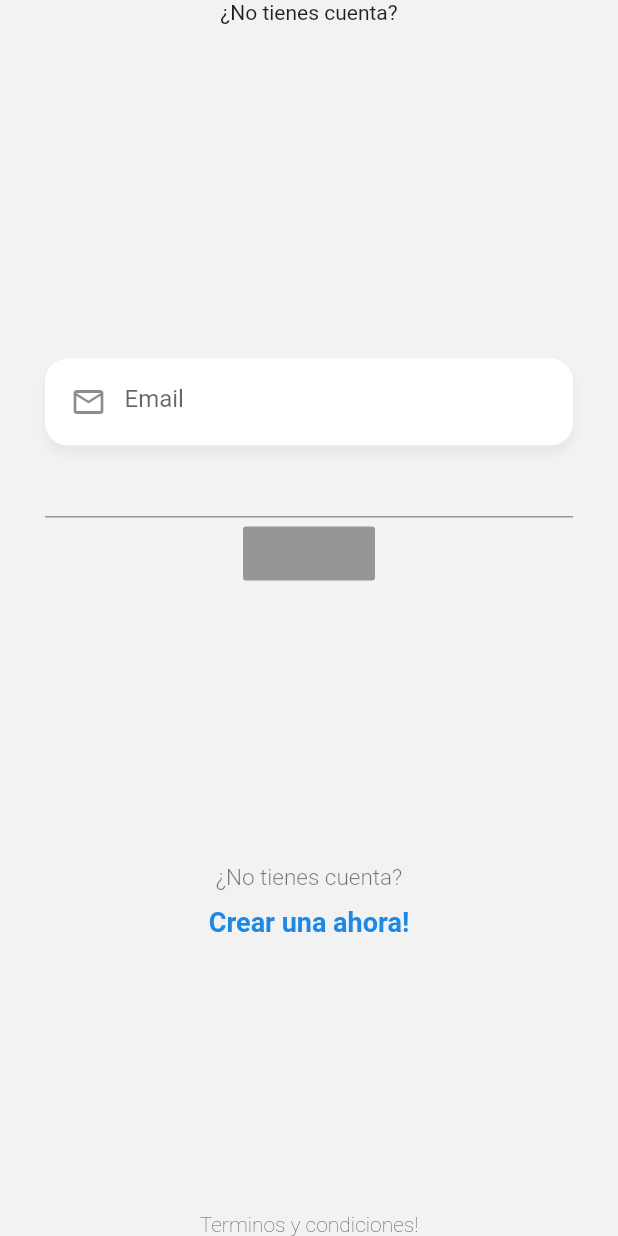
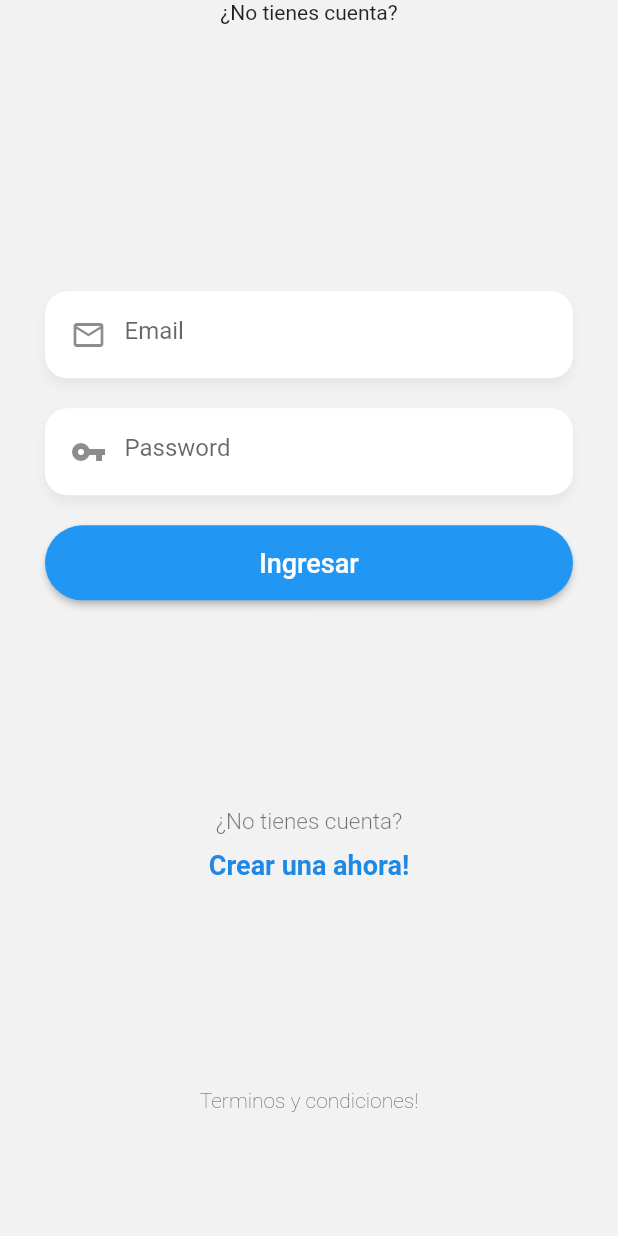
Before and after one commit to yeison34k/real_time_chat, a Flutter app: the screen it shows after launch, on a phone screen of 412 x 824 dp. Run offline on Flutter 3.47's test engine with Material 2 defaults, Android fonts, the phone set to English and light mode, and no system bars.

Commit message:
refactor code

```diff
--- a/lib/pages/login_page.dart
+++ b/lib/pages/login_page.dart
@@ -1,4 +1,8 @@
 import 'package:flutter/material.dart';
+import 'package:real_time_chat/widgets/custom_buttom.dart';
+import 'package:real_time_chat/widgets/custom_input.dart';
+import 'package:real_time_chat/widgets/labels_login.dart';
+import 'package:real_time_chat/widgets/logo_login.dart';
 
 class LoginPage extends StatelessWidget {
   @override
@@ -6,15 +10,21 @@ class LoginPage extends StatelessWidget {
     return Scaffold(
       backgroundColor: Color(0xffF2f2f2),
       body: SafeArea(
+        child: SingleChildScrollView(
+          physics: BouncingScrollPhysics(),
+          child: Container(
+            height: MediaQuery.of(context).size.height * 0.9,
             child: Column(
               mainAxisAlignment: MainAxisAlignment.spaceBetween,
               children: <Widget>[
-            _Logo(),
+                Logo(),
                 Form(),
-            _Labels(),
+                Labels(),
                 Text("Terminos y condiciones!",
                     style: TextStyle(fontWeight: FontWeight.w200))
               ],
+            ),
+          ),
         ),
       ),
     );
@@ -27,6 +37,9 @@ class Form extends StatefulWidget {
 }
 
 class _FormState extends State<Form> {
+  final emailController = TextEditingController();
+  final passwordController = TextEditingController();
+
   @override
   Widget build(BuildContext context) {
     return Container(
@@ -34,68 +47,23 @@ class _FormState extends State<Form> {
       padding: EdgeInsets.symmetric(horizontal: 30),
       child: Column(
         children: <Widget>[
-          Container(
-              padding: EdgeInsets.only(top: 5, left: 5, bottom: 5, right: 20),
-              decoration: BoxDecoration(
-                  color: Colors.white,
-                  borderRadius: BorderRadius.circular(15),
-                  boxShadow: <BoxShadow>[
-                    BoxShadow(
-                        color: Colors.black.withOpacity(0.05),
-                        offset: Offset(0, 5),
-                        blurRadius: 5)
-                  ]),
-              child: TextField(
-                autocorrect: false,
-                keyboardType: TextInputType.emailAddress,
-                decoration: InputDecoration(
-                    prefixIcon: Icon(Icons.mail_outline),
-                    focusedBorder: InputBorder.none,
-                    border: InputBorder.none,
-                    hintText: "Email"),
-              )),
-          TextField(),
-          RaisedButton(onPressed: null)
+          CustomInput(
+              icon: Icons.mail_outline,
+              placeholder: "Email",
+              textController: emailController,
+              keyBoardType: TextInputType.emailAddress),
+          CustomInput(
+              icon: Icons.vpn_key,
+              placeholder: "Password",
+              textController: passwordController,
+              isPassword: true,
+              keyBoardType: TextInputType.visiblePassword),
+          CustomButtom(
+            name: "Ingresar",
+            action: () {},
+          )
         ],
       ),
     );
   }
 }
-
-class _Logo extends StatelessWidget {
-  @override
-  Widget build(BuildContext context) {
-    return Center(
-      child: Container(
-        child: Column(
-          children: <Widget>[Text("¿No tienes cuenta?")],
-        ),
-      ),
-    );
-  }
-}
-
-class _Labels extends StatelessWidget {
-  @override
-  Widget build(BuildContext context) {
-    return Center(
-      child: Container(
-        child: Column(
-          children: <Widget>[
-            Text("¿No tienes cuenta?",
-                style: TextStyle(
-                    color: Colors.black54,
-                    fontSize: 15,
-                    fontWeight: FontWeight.w300)),
-            SizedBox(height: 10),
-            Text("Crear una ahora!",
-                style: TextStyle(
-                    color: Colors.blue[600],
-                    fontSize: 18,
-                    fontWeight: FontWeight.bold)),
-          ],
-        ),
-      ),
-    );
-  }
-}
--- /dev/null
+++ b/lib/widgets/custom_buttom.dart
@@ -0,0 +1,31 @@
+import 'package:flutter/material.dart';
+
+class CustomButtom extends StatelessWidget {
+  final Function action;
+  final String name;
+
+  const CustomButtom({
+    Key key,
+    @required this.action,
+    @required this.name
+  }) : super(key: key);
+
+
+  @override
+  Widget build(BuildContext context) {
+    return RaisedButton(
+      elevation: 2,
+      color: Colors.blue,
+      shape: StadiumBorder(),
+      onPressed: this.action,
+      child: Container(
+        height: 50,
+        width: double.infinity,
+        child: Center(
+          child: Text(this.name,
+              style: TextStyle(color: Colors.white, fontSize: 18)),
+        ),
+      ),
+    );
+  }
+}
--- /dev/null
+++ b/lib/widgets/custom_input.dart
@@ -0,0 +1,45 @@
+import 'package:flutter/material.dart';
+
+class CustomInput extends StatelessWidget {
+  final IconData icon;
+  final String placeholder;
+  final TextEditingController textController;
+  final TextInputType keyBoardType;
+  final bool isPassword;
+
+  const CustomInput({
+    Key key,
+    @required this.icon,
+    @required this.placeholder,
+    @required this.textController,
+    this.keyBoardType = TextInputType.text ,
+    this.isPassword = false
+  }) : super(key: key);
+
+  @override
+  Widget build(BuildContext context) {
+    return Container(
+        padding: EdgeInsets.only(top: 5, left: 5, bottom: 5, right: 20),
+        margin: EdgeInsets.only(bottom: 20),
+        decoration: BoxDecoration(
+            color: Colors.white,
+            borderRadius: BorderRadius.circular(15),
+            boxShadow: <BoxShadow>[
+              BoxShadow(
+                  color: Colors.black.withOpacity(0.05),
+                  offset: Offset(0, 5),
+                  blurRadius: 5)
+            ]),
+        child: TextField(
+          controller: this.textController,
+          autocorrect: false,
+          keyboardType: this.keyBoardType,
+          obscureText: this.isPassword,
+          decoration: InputDecoration(
+              prefixIcon: Icon(this.icon),
+              focusedBorder: InputBorder.none,
+              border: InputBorder.none,
+              hintText: this.placeholder),
+        ));
+  }
+}
--- /dev/null
+++ b/lib/widgets/labels_login.dart
@@ -0,0 +1,26 @@
+import 'package:flutter/material.dart';
+
+class Labels extends StatelessWidget {
+  @override
+  Widget build(BuildContext context) {
+    return Center(
+      child: Container(
+        child: Column(
+          children: <Widget>[
+            Text("¿No tienes cuenta?",
+                style: TextStyle(
+                    color: Colors.black54,
+                    fontSize: 15,
+                    fontWeight: FontWeight.w300)),
+            SizedBox(height: 10),
+            Text("Crear una ahora!",
+                style: TextStyle(
+                    color: Colors.blue[600],
+                    fontSize: 18,
+                    fontWeight: FontWeight.bold)),
+          ],
+        ),
+      ),
+    );
+  }
+}
--- /dev/null
+++ b/lib/widgets/logo_login.dart
@@ -0,0 +1,14 @@
+import 'package:flutter/material.dart';
+
+class Logo extends StatelessWidget {
+  @override
+  Widget build(BuildContext context) {
+    return Center(
+      child: Container(
+        child: Column(
+          children: <Widget>[Text("¿No tienes cuenta?")],
+        ),
+      ),
+    );
+  }
+}
```
Lines whose indentation alone changed are shown as unchanged.
